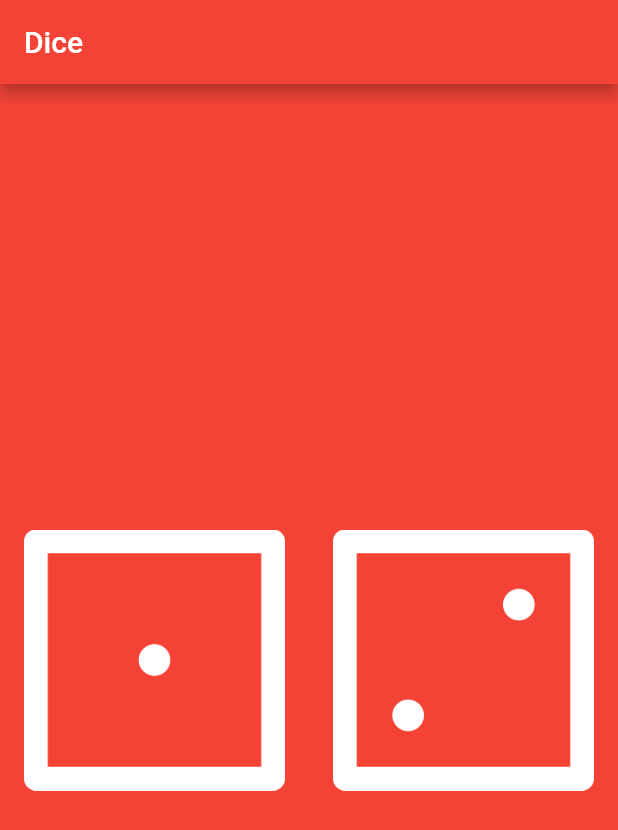
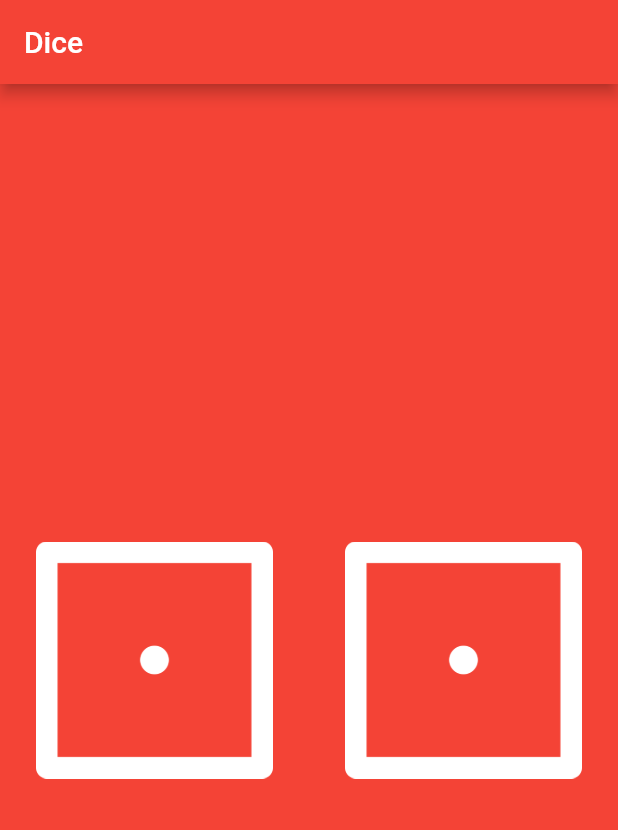
Before and after one commit to SerhanBaymaz/learnflutter, a Flutter app: the screen it shows after launch, on a phone screen of 412 x 824 dp. Shown: the top 830 px of the screen. Run offline on Flutter 3.47's test engine with Material 2 defaults, Android fonts, the phone set to English and light mode, and no system bars.

Commit message:
Dice roller app has done.

```diff
--- a/dice_flutter/lib/main.dart
+++ b/dice_flutter/lib/main.dart
@@ -1,3 +1,5 @@
+import 'dart:math';
+
 import 'package:flutter/material.dart';
 
 void main() {
@@ -14,24 +16,53 @@ void main() {
   ));
 }
 
-class DicePage extends StatelessWidget {
-  const DicePage({super.key});
+class DicePage extends StatefulWidget {
+  @override
+  State<DicePage> createState() => _DicePageState();
+}
+
+class _DicePageState extends State<DicePage> {
+  int diceLeft = Random().nextInt(5) + 1;
+  int diceRight = Random().nextInt(5) + 1;
 
   @override
   Widget build(BuildContext context) {
+    void changeLeftDice() {
+      diceLeft = Random().nextInt(5) + 1;
+    }
+
+    void changeRightDice() {
+      diceRight = Random().nextInt(5) + 1;
+    }
+
     return Center(
       child: Row(
         children: <Widget>[
           Expanded(
             child: Padding(
               padding: const EdgeInsets.all(16.0),
-              child: Image.asset("images/dice1.png"),
+              child: TextButton(
+                onPressed: () {
+                  setState(() {
+                    changeLeftDice();
+                  });
+                  print("Left button pressed.");
+                },
+                child: Image.asset("images/dice$diceLeft.png"),
+              ),
             ),
           ),
           Expanded(
             child: Padding(
               padding: const EdgeInsets.all(16.0),
-              child: Image.asset("images/dice2.png"),
+              child: TextButton(
+                  onPressed: () {
+                    setState(() {
+                      changeRightDice();
+                    });
+                    print("Right button pressed.");
+                  },
+                  child: Image.asset("images/dice$diceRight.png")),
             ),
           ),
         ],
--- a/i_am_rich/lib/main.dart
+++ b/i_am_rich/lib/main.dart
@@ -4,6 +4,7 @@ import 'package:flutter/material.dart';
 void main() {
   runApp(
     MaterialApp(
+      debugShowCheckedModeBanner: false,
       home: Scaffold(
         appBar: AppBar(
           title: const Text('I am Rich'),
```
Also changed, not shown: dicee_flutter/images/dice1.png (deleted), dicee_flutter/images/dice2.png (deleted), dicee_flutter/images/dice3.png (deleted), dicee_flutter/images/dice4.png (deleted), dicee_flutter/images/dice5.png (deleted), dicee_flutter/images/dice6.png (deleted).
